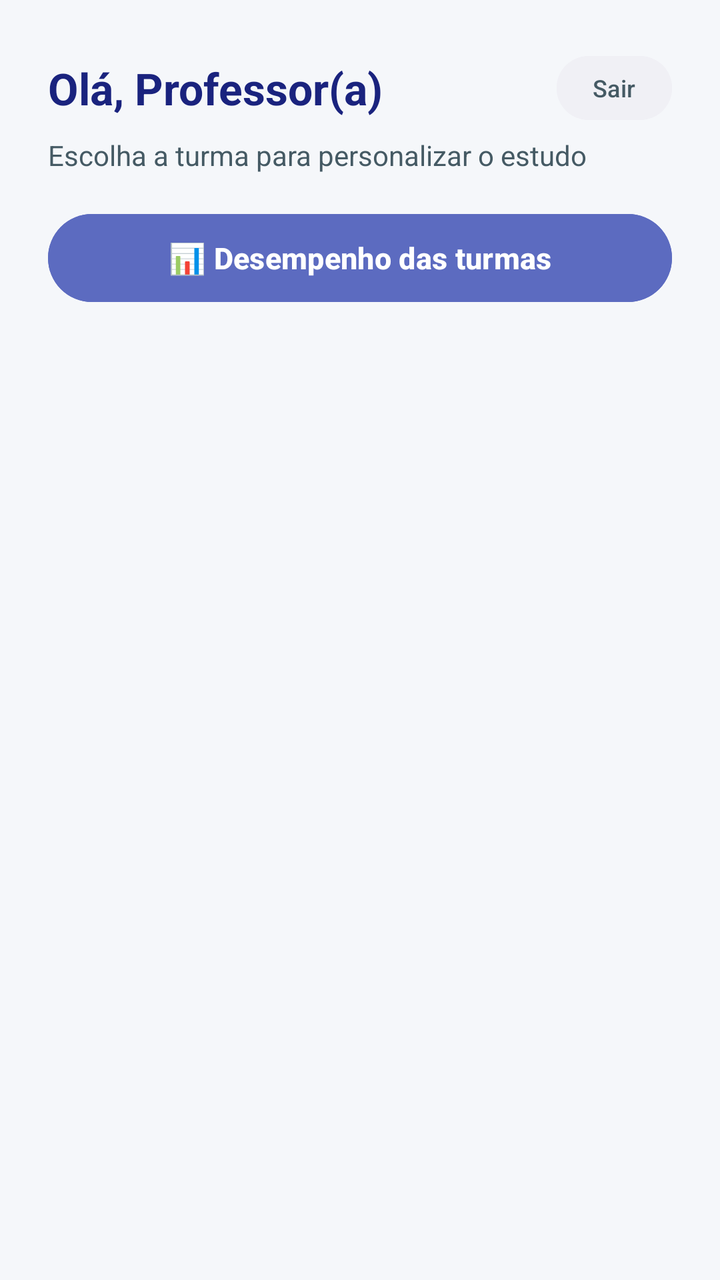
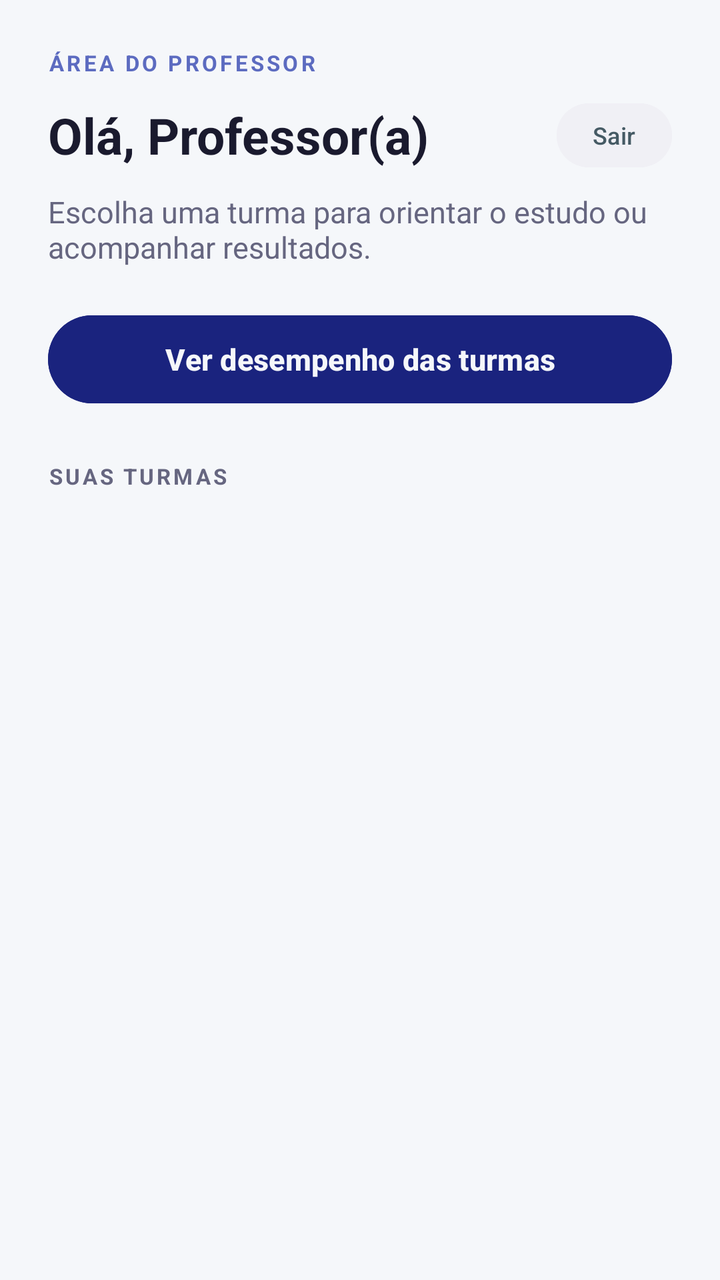

Compare the two renders of this Android layout. The source of the first and the diff that turns it into the second are given below.
<!-- AndroidManifest.xml: application theme Theme.Tcc -->
<!-- res/layout/activity_professor.xml -->
<?xml version="1.0" encoding="utf-8"?>
<LinearLayout
    xmlns:android="http://schemas.android.com/apk/res/android"
    android:layout_width="match_parent"
    android:layout_height="match_parent"
    android:orientation="vertical"
    android:background="@color/BackGround"
    android:padding="24dp">

    <LinearLayout
        android:layout_width="match_parent"
        android:layout_height="wrap_content"
        android:orientation="horizontal"
        android:gravity="center_vertical"
        android:baselineAligned="false">

        <TextView
            android:id="@+id/txtSaudacaoProfessor"
            android:layout_width="0dp"
            android:layout_height="wrap_content"
            android:layout_weight="1"
            android:text="Olá, Professor(a)"
            android:textSize="22sp"
            android:textStyle="bold"
            android:textColor="@color/btnSelecionado" />

        <Button
            android:id="@+id/btnSairProfessor"
            android:layout_width="wrap_content"
            android:layout_height="40dp"
            android:text="Sair"
            android:textSize="12sp"
            android:textColor="@color/BordaButton"
            android:backgroundTint="@color/ChipFundo"
            android:minWidth="0dp"
            android:paddingStart="18dp"
            android:paddingEnd="18dp" />

    </LinearLayout>

    <TextView
        android:layout_width="wrap_content"
        android:layout_height="wrap_content"
        android:text="Escolha a turma para personalizar o estudo"
        android:textSize="14sp"
        android:textColor="@color/BordaButton"
        android:layout_marginTop="4dp"
        android:layout_marginBottom="16dp" />

    <Button
        android:id="@+id/btnAbrirDashboard"
        android:layout_width="match_parent"
        android:layout_height="52dp"
        android:text="📊 Desempenho das turmas"
        android:textSize="15sp"
        android:textStyle="bold"
        android:textColor="@color/TextoNoPrimario"
        android:backgroundTint="@color/Destaque"
        android:layout_marginBottom="20dp" />

    <ProgressBar
        android:id="@+id/progressBarProfessor"
        android:layout_width="wrap_content"
        android:layout_height="wrap_content"
        android:layout_gravity="center"
        android:visibility="gone" />

    <TextView
        android:id="@+id/txtVazioProfessor"
        android:layout_width="match_parent"
        android:layout_height="wrap_content"
        android:text="Nenhuma turma cadastrada para você ainda."
        android:textSize="15sp"
        android:textColor="@color/BordaButton"
        android:gravity="center"
        android:layout_marginTop="32dp"
        android:visibility="gone" />

    <androidx.recyclerview.widget.RecyclerView
        android:id="@+id/rvTurmas"
        android:layout_width="match_parent"
        android:layout_height="0dp"
        android:layout_weight="1"
        android:clipToPadding="false" />

</LinearLayout>
<!-- resources referenced by this layout -->
<resources>
  <color name="BackGround">#F5F7FA</color>
  <color name="BordaButton">#455A64</color>
  <color name="ChipFundo">#F0F0F5</color>
  <color name="Destaque">#5C6BC0</color>
  <color name="TextoNoPrimario">#FFFFFF</color>
  <color name="btnSelecionado">#1A237E</color>
  <style name="Theme.Tcc" parent="Base.Theme.Tcc" />
  <style name="Base.Theme.Tcc" parent="Theme.Material3.DayNight.NoActionBar">
          <item name="colorPrimary">@color/Destaque</item>
          <item name="colorOnPrimary">@color/TextoNoPrimario</item>
          <item name="colorSurface">@color/CardFundo</item>
          <item name="colorOnSurface">@color/TextoPrincipal</item>
          <item name="android:colorAccent">@color/Destaque</item>
          <item name="android:windowLightStatusBar">true</item>
          <item name="android:statusBarColor">@color/BackGround</item>
          <item name="android:navigationBarColor">@color/BackGround</item>
      </style>
  <color name="CardFundo">#FFFFFF</color>
  <color name="TextoPrincipal">#1A1A2E</color>
</resources>

<!-- the commit's change to res/layout/activity_professor.xml (unified diff, before → after) -->
@@ -5,7 +5,20 @@
     android:layout_height="match_parent"
     android:orientation="vertical"
     android:background="@color/BackGround"
-    android:padding="24dp">
+    android:paddingStart="24dp"
+    android:paddingTop="24dp"
+    android:paddingEnd="24dp"
+    android:paddingBottom="18dp">
+
+    <TextView
+        android:layout_width="match_parent"
+        android:layout_height="wrap_content"
+        android:layout_marginBottom="9dp"
+        android:text="ÁREA DO PROFESSOR"
+        android:textColor="@color/Destaque"
+        android:textSize="11sp"
+        android:textStyle="bold"
+        android:letterSpacing="0.13" />
 
     <LinearLayout
         android:layout_width="match_parent"
@@ -20,9 +33,9 @@
             android:layout_height="wrap_content"
             android:layout_weight="1"
             android:text="Olá, Professor(a)"
-            android:textSize="22sp"
+            android:textSize="25sp"
             android:textStyle="bold"
-            android:textColor="@color/btnSelecionado" />
+            android:textColor="@color/TextoPrincipal" />
 
         <Button
             android:id="@+id/btnSairProfessor"
@@ -41,22 +54,33 @@
     <TextView
         android:layout_width="wrap_content"
         android:layout_height="wrap_content"
-        android:text="Escolha a turma para personalizar o estudo"
-        android:textSize="14sp"
-        android:textColor="@color/BordaButton"
-        android:layout_marginTop="4dp"
-        android:layout_marginBottom="16dp" />
+        android:text="Escolha uma turma para orientar o estudo ou acompanhar resultados."
+        android:textSize="15sp"
+        android:textColor="@color/TextoSecundario"
+        android:layout_marginTop="8dp"
+        android:layout_marginBottom="20dp" />
 
     <Button
         android:id="@+id/btnAbrirDashboard"
         android:layout_width="match_parent"
         android:layout_height="52dp"
-        android:text="📊 Desempenho das turmas"
+        android:text="Ver desempenho das turmas"
+        android:textAllCaps="false"
         android:textSize="15sp"
         android:textStyle="bold"
-        android:textColor="@color/TextoNoPrimario"
-        android:backgroundTint="@color/Destaque"
-        android:layout_marginBottom="20dp" />
+        android:textColor="@color/BackGround"
+        android:backgroundTint="@color/btnSelecionado"
+        android:layout_marginBottom="25dp" />
+
+    <TextView
+        android:layout_width="match_parent"
+        android:layout_height="wrap_content"
+        android:layout_marginBottom="10dp"
+        android:text="SUAS TURMAS"
+        android:textColor="@color/TextoSecundario"
+        android:textSize="11sp"
+        android:textStyle="bold"
+        android:letterSpacing="0.12" />
 
     <ProgressBar
         android:id="@+id/progressBarProfessor"
<!-- resource entries referenced after the edit -->
@@ -19,5 +19,6 @@
       </style>
   <color name="CardFundo">#FFFFFF</color>
   <color name="TextoPrincipal">#1A1A2E</color>
+  <color name="TextoSecundario">#666680</color>
 </resources>
 
